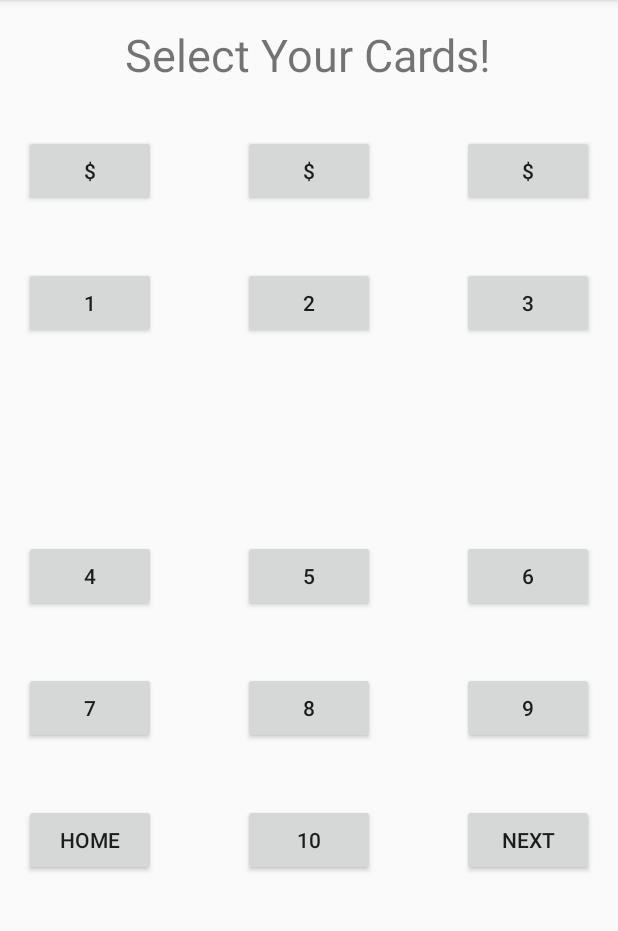
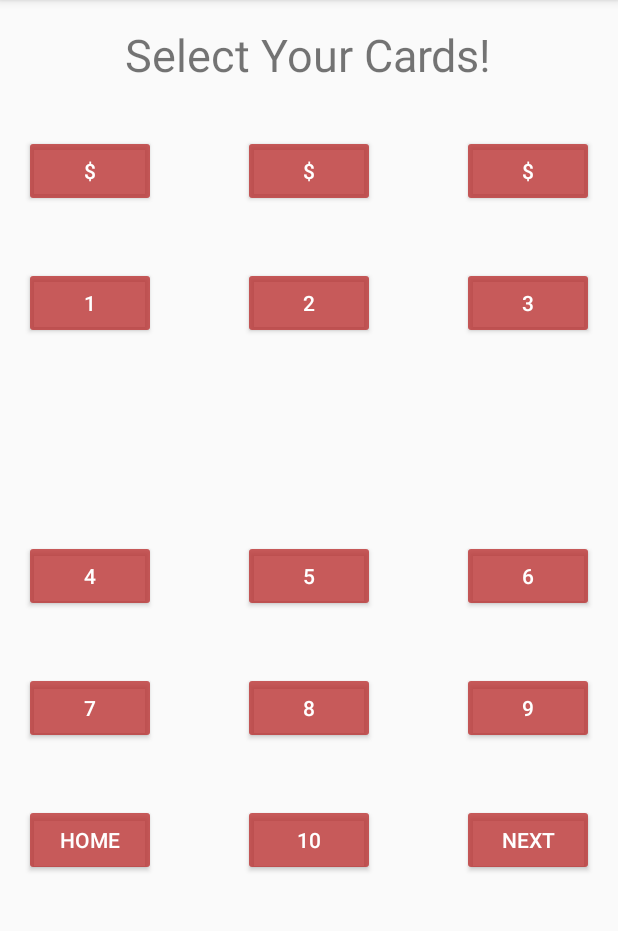
Before and after one commit to chrisjmendoza/LostCitiesCounter, an Android app: the CardSelector screen opened directly, with no data from a screen before it, on a phone screen of 412 x 824 dp, the part 84-1015 px from its top. Run offline under Robolectric (Android 15) with nearby library versions, the phone set to English and light mode, and no system bars.

Commit message:
Update to the card selector buttons

```diff
--- a/app/src/main/java/com/ajochcas/lostcitiescounter/CardSelector.java
+++ b/app/src/main/java/com/ajochcas/lostcitiescounter/CardSelector.java
@@ -48,6 +48,15 @@ public class CardSelector extends AppCompatActivity
             @Override
             public void onClick(View view) {
                 Intent intent = new Intent(CardSelector.this, ScoreDisplay.class);
+            }
+
+        });
+
+        Button homeButton = (Button) findViewById(R.id.homeButton);
+        homeButton.setOnClickListener(new View.OnClickListener() {
+            @Override
+            public void onClick(View view) {
+                Intent intent = new Intent(CardSelector.this, Landing.class);
             }
 
         });
--- a/app/src/main/res/layout/content_card_selector.xml
+++ b/app/src/main/res/layout/content_card_selector.xml
@@ -23,6 +23,8 @@
     <Button
         android:layout_width="wrap_content"
         android:layout_height="wrap_content"
+        android:backgroundTint="@color/redButton"
+        android:textColor="@color/white"
         android:text="$"
         android:id="@+id/x1"
         android:layout_below="@+id/selectcardtext"
@@ -36,6 +38,8 @@
     <Button
         android:layout_width="wrap_content"
         android:layout_height="wrap_content"
+        android:backgroundTint="@color/redButton"
+        android:textColor="@color/white"
         android:text="$"
         android:id="@+id/x2"
         android:layout_alignTop="@+id/x1"
@@ -44,6 +48,8 @@
     <Button
         android:layout_width="wrap_content"
         android:layout_height="wrap_content"
+        android:backgroundTint="@color/redButton"
+        android:textColor="@color/white"
         android:text="$"
         android:id="@+id/x3"
         android:layout_alignTop="@+id/x2"
@@ -53,6 +59,8 @@
     <Button
         android:layout_width="wrap_content"
         android:layout_height="wrap_content"
+        android:backgroundTint="@color/redButton"
+        android:textColor="@color/white"
         android:text="1"
         android:id="@+id/button1"
         android:layout_below="@+id/x1"
@@ -63,6 +71,8 @@
     <Button
         android:layout_width="wrap_content"
         android:layout_height="wrap_content"
+        android:backgroundTint="@color/redButton"
+        android:textColor="@color/white"
         android:text="2"
         android:id="@+id/button2"
         android:layout_alignTop="@+id/button1"
@@ -71,6 +81,8 @@
     <Button
         android:layout_width="wrap_content"
         android:layout_height="wrap_content"
+        android:backgroundTint="@color/redButton"
+        android:textColor="@color/white"
         android:text="3"
         android:id="@+id/button3"
         android:layout_alignTop="@+id/button2"
@@ -80,6 +92,8 @@
     <Button
         android:layout_width="wrap_content"
         android:layout_height="wrap_content"
+        android:backgroundTint="@color/redButton"
+        android:textColor="@color/white"
         android:text="4"
         android:id="@+id/button4"
         android:layout_centerVertical="true"
@@ -89,6 +103,8 @@
     <Button
         android:layout_width="wrap_content"
         android:layout_height="wrap_content"
+        android:backgroundTint="@color/redButton"
+        android:textColor="@color/white"
         android:text="5"
         android:id="@+id/button5"
         android:layout_alignTop="@+id/button4"
@@ -97,6 +113,8 @@
     <Button
         android:layout_width="wrap_content"
         android:layout_height="wrap_content"
+        android:backgroundTint="@color/redButton"
+        android:textColor="@color/white"
         android:text="6"
         android:id="@+id/button6"
         android:layout_alignBottom="@+id/button5"
@@ -106,6 +124,8 @@
     <Button
         android:layout_width="wrap_content"
         android:layout_height="wrap_content"
+        android:backgroundTint="@color/redButton"
+        android:textColor="@color/white"
         android:text="7"
         android:id="@+id/button7"
         android:layout_marginTop="40dp"
@@ -116,6 +136,8 @@
     <Button
         android:layout_width="wrap_content"
         android:layout_height="wrap_content"
+        android:backgroundTint="@color/redButton"
+        android:textColor="@color/white"
         android:text="8"
         android:id="@+id/button8"
         android:layout_alignTop="@+id/button7"
@@ -124,6 +146,8 @@
     <Button
         android:layout_width="wrap_content"
         android:layout_height="wrap_content"
+        android:backgroundTint="@color/redButton"
+        android:textColor="@color/white"
         android:text="9"
         android:id="@+id/button9"
         android:layout_alignTop="@+id/button8"
@@ -133,6 +157,8 @@
     <Button
         android:layout_width="wrap_content"
         android:layout_height="wrap_content"
+        android:backgroundTint="@color/redButton"
+        android:textColor="@color/white"
         android:text="10"
         android:id="@+id/button10"
         android:layout_marginTop="40dp"
@@ -142,6 +168,8 @@
     <Button
         android:layout_width="wrap_content"
         android:layout_height="wrap_content"
+        android:backgroundTint="@color/redButton"
+        android:textColor="@color/white"
         android:text="NEXT"
         android:id="@+id/nextButton"
         android:layout_alignTop="@+id/button10"
@@ -151,8 +179,10 @@
     <Button
         android:layout_width="wrap_content"
         android:layout_height="wrap_content"
+        android:backgroundTint="@color/redButton"
+        android:textColor="@color/white"
         android:text="HOME"
-        android:id="@+id/HomeButton"
+        android:id="@+id/homeButton"
         android:layout_alignBottom="@+id/nextButton"
         android:layout_alignRight="@+id/button7"
         android:layout_alignEnd="@+id/button7" />
--- a/app/src/main/res/values/colors.xml
+++ b/app/src/main/res/values/colors.xml
@@ -3,4 +3,6 @@
     <color name="colorPrimary">#3F51B5</color>
     <color name="colorPrimaryDark">#303F9F</color>
     <color name="colorAccent">#FF4081</color>
+    <color name="redButton">#caba3131</color>
+    <color name="white">#FFFFFF</color>
 </resources>
```
